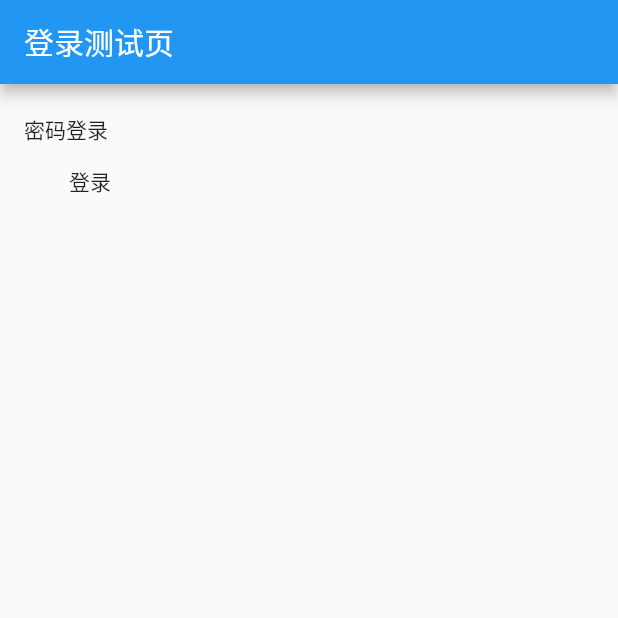
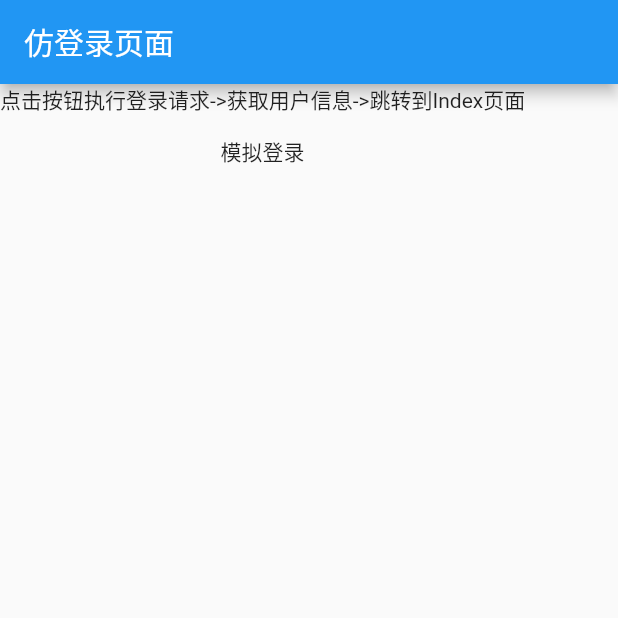
Before and after one commit to MeDeity/test_dialog_flutter, a Flutter app: the screen it shows after launch, on a phone screen of 412 x 824 dp, the top half of it. Run offline on Flutter 3.47's test engine with Material 2 defaults, Android fonts, the phone set to English and light mode, and no system bars; our stand-ins replace dio, keyboard_actions, oktoast, rxdart, sprintf.

```diff
--- a/lib/main.dart
+++ b/lib/main.dart
@@ -1,5 +1,6 @@
 import 'package:flutter/material.dart';
 import 'package:test_dialog/page/login.dart';
+import 'package:test_dialog/page/login_normal.dart';
 
 void main() => runApp(MyApp());
 
@@ -13,7 +14,7 @@ class MyApp extends StatelessWidget {
 
         primarySwatch: Colors.blue,
       ),
-      home: Login(),
+      home: LoginNormal(),
     );
   }
 }
--- /dev/null
+++ b/lib/page/login_normal.dart
@@ -0,0 +1,51 @@
+import 'package:flutter/material.dart';
+import 'package:test_dialog/mvp/base_page_state.dart';
+import 'package:test_dialog/mvp/presenter/login_normal_presenter.dart';
+import 'package:test_dialog/mvp/presenter/login_presenter.dart';
+import 'package:test_dialog/page/index.dart';
+import 'package:test_dialog/utils/app_navigator.dart';
+
+class LoginNormal extends StatefulWidget {
+  @override
+  State<StatefulWidget> createState() {
+    return LoginNormalState();
+  }
+}
+
+class LoginNormalState extends BasePageState<LoginNormal, LoginNormalPresenter> {
+  @override
+  Widget build(BuildContext context) {
+    return _buildContent();
+  }
+
+  void _login(){
+//    FlutterStars.SpUtil.putString(PrefKey.phone, _nameController.text);
+    presenter.requestLogin((data){
+      AppNavigator.push(context, Index());
+    });
+  }
+
+  Widget _buildContent() {
+    return Scaffold(
+      appBar: AppBar(
+        title: Text("仿登录页面"),
+      ),
+      body: Column(
+        children: <Widget>[
+          Text("点击按钮执行登录请求->获取用户信息->跳转到Index页面"),
+          FlatButton(
+            onPressed: () {
+              _login();
+            },
+            child: Text("模拟登录"),
+          )
+        ],
+      ),
+    );
+  }
+
+  @override
+  LoginNormalPresenter createPresenter() {
+    return LoginNormalPresenter();
+  }
+}
```
Also changed, not shown: lib/mvp/presenter/login_normal_presenter.dart (added, +37 -0 lines).
